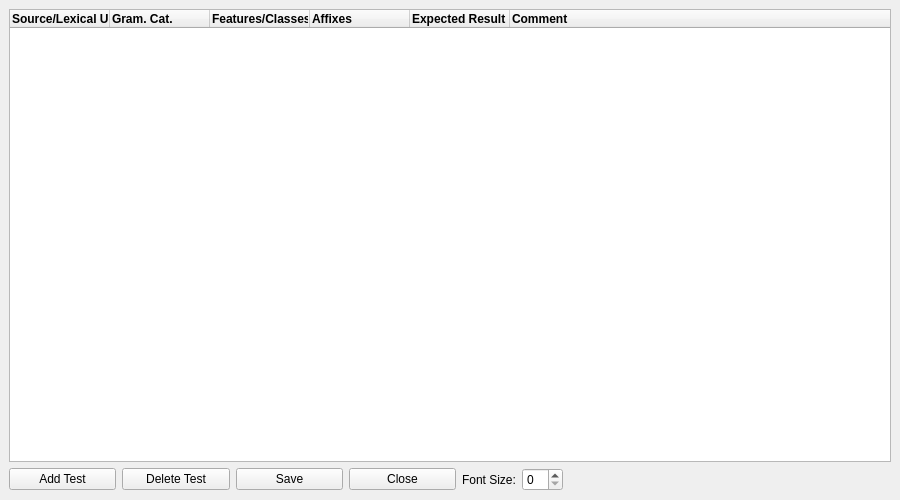
rmlockwood/FLExTrans, file Dev/Lib/Windows/TestBedEditorWindow.ui: the form before one commit.
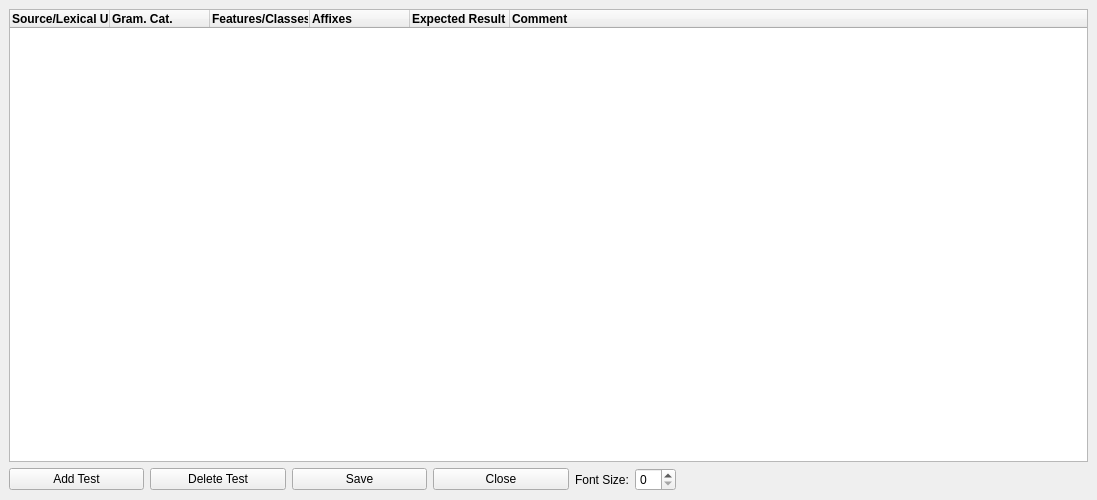
The form after the commit.

Commit message: wider add test dialog, wider main window

What changed in the file:
```diff
--- a/Dev/Lib/Windows/TestBedEditorWindow.ui
+++ b/Dev/Lib/Windows/TestBedEditorWindow.ui
@@ -6,7 +6,7 @@
    <rect>
     <x>0</x>
     <y>0</y>
-    <width>900</width>
+    <width>1097</width>
     <height>500</height>
    </rect>
   </property>
```
Left out of the diff: 2 changed lines with no effect on the pictures. The commit also changes 2 other files.
